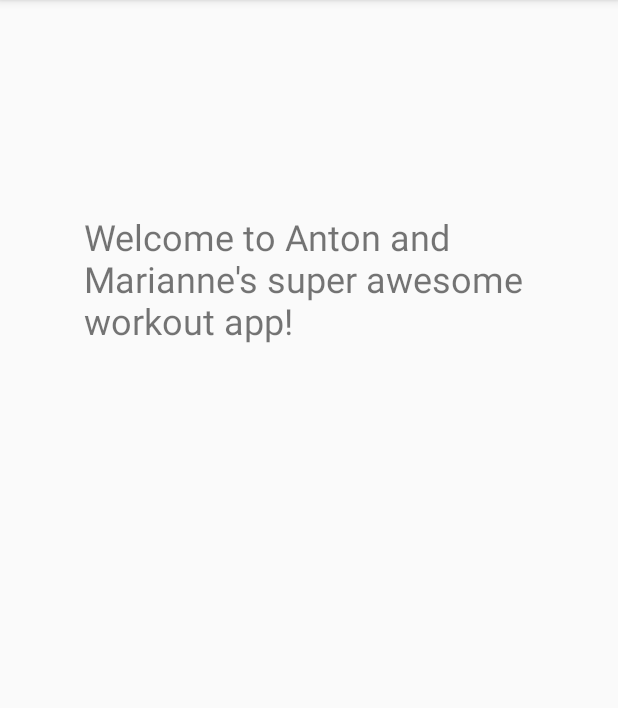
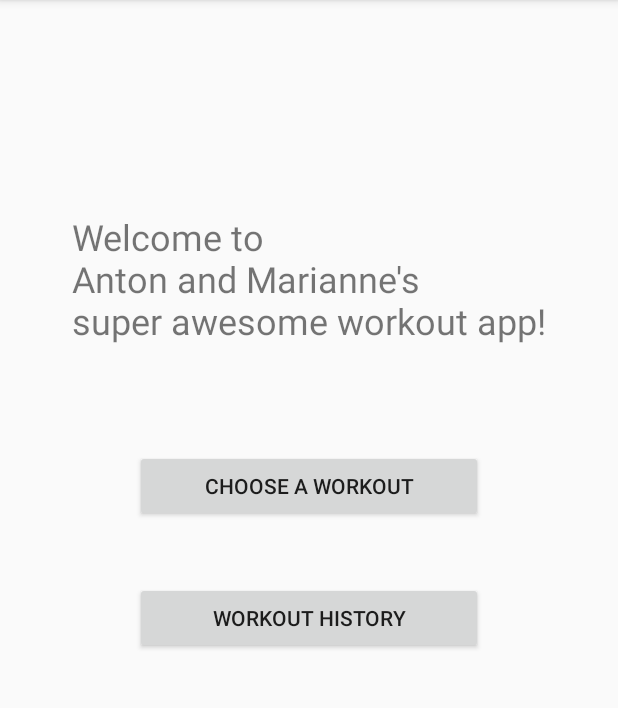
Before and after one commit to Mri1412/myPetProject, an Android app: the screen it shows after launch (MainActivity), on a phone screen of 412 x 824 dp, the part 84-792 px from its top. Run offline under Robolectric (Android 15) with nearby library versions, the phone set to English and light mode, and no system bars.

```diff
--- /dev/null
+++ b/app/src/main/res/layout/activity_history.xml
@@ -0,0 +1,6 @@
+<?xml version="1.0" encoding="utf-8"?>
+<LinearLayout xmlns:android="http://schemas.android.com/apk/res/android"
+    android:orientation="vertical" android:layout_width="match_parent"
+    android:layout_height="match_parent">
+
+</LinearLayout>
--- a/app/src/main/res/layout/content_main.xml
+++ b/app/src/main/res/layout/content_main.xml
@@ -10,7 +10,7 @@
 
     <TextView
         android:id="@+id/textView"
-        android:layout_width="135pt"
+        android:layout_width="wrap_content"
         android:layout_height="wrap_content"
         android:text="@string/welcome_text"
         android:textSize="24sp"
@@ -22,20 +22,35 @@
 
     <Button
         android:id="@+id/buttonWorkout"
-        android:layout_width="wrap_content"
+        android:layout_width="0dp"
         android:layout_height="wrap_content"
-        android:layout_marginStart="130dp"
-        android:layout_marginLeft="130dp"
-        android:layout_marginTop="300dp"
-        android:layout_marginEnd="130dp"
-        android:layout_marginRight="130dp"
-        android:layout_marginBottom="264dp"
+        android:layout_marginStart="90dp"
+        android:layout_marginLeft="90dp"
+        android:layout_marginTop="70dp"
+        android:layout_marginEnd="90dp"
+        android:layout_marginRight="90dp"
         android:text="@string/choose_workout_button"
         android:visibility="visible"
-        app:layout_constraintBottom_toTopOf="@+id/textView"
+        app:layout_constraintBottom_toBottomOf="parent"
         app:layout_constraintEnd_toEndOf="parent"
         app:layout_constraintStart_toStartOf="parent"
-        app:layout_constraintTop_toTopOf="parent"
+        app:layout_constraintTop_toBottomOf="@+id/textView"
+        app:layout_constraintVertical_bias="0.0" />
+
+    <Button
+        android:id="@+id/button"
+        android:layout_width="0dp"
+        android:layout_height="wrap_content"
+        android:layout_marginStart="90dp"
+        android:layout_marginLeft="90dp"
+        android:layout_marginTop="40dp"
+        android:layout_marginEnd="90dp"
+        android:layout_marginRight="90dp"
+        android:text="@string/workout_history_button"
+        app:layout_constraintBottom_toBottomOf="parent"
+        app:layout_constraintEnd_toEndOf="parent"
+        app:layout_constraintStart_toStartOf="parent"
+        app:layout_constraintTop_toBottomOf="@+id/buttonWorkout"
         app:layout_constraintVertical_bias="0.0" />
 
 </androidx.constraintlayout.widget.ConstraintLayout>
--- a/app/src/main/res/values/strings.xml
+++ b/app/src/main/res/values/strings.xml
@@ -1,11 +1,15 @@
 <resources>
     <string name="app_name">My Application</string>
     <string name="choose_workout_button">Choose a workout</string>
+    <string name="workout_history_button">Workout history</string>
+
+    workoutHistoryButton
     <string name="action_settings">Settings</string>
     <string name="workout_button_1">Workout Anton</string>
     <string name="workout_button_2">Workout Marianne</string>
     <string name="start_workout_button">Start</string>
-    <string name="welcome_text">Welcome to Anton and Marianne\'s super awesome workout app!</string>
+    <string name="welcome_text">Welcome to\nAnton and Marianne\'s\nsuper awesome workout app!</string>
     <string name="workout_timer">Total time: \n %d:%02d</string>
     <string name="exercise_timer">%d:%02d</string>
+    <string name="finish_workout_button">Save exercise</string>
 </resources>
```
Also changed, not shown: app/src/main/AndroidManifest.xml (+18 -0 lines), app/src/main/java/com/example/myapplication/controllers/WorkoutActivity.java (+9 -2 lines), app/src/main/java/com/example/myapplication/controllers/WorkoutFinishActivity.java (added, +47 -0 lines), app/src/main/java/com/example/myapplication/controllers/WorkoutHistoryActivity.java (added, +17 -0 lines), app/src/main/res/layout/activity_workout_finish.xml (added, +59 -0 lines).
